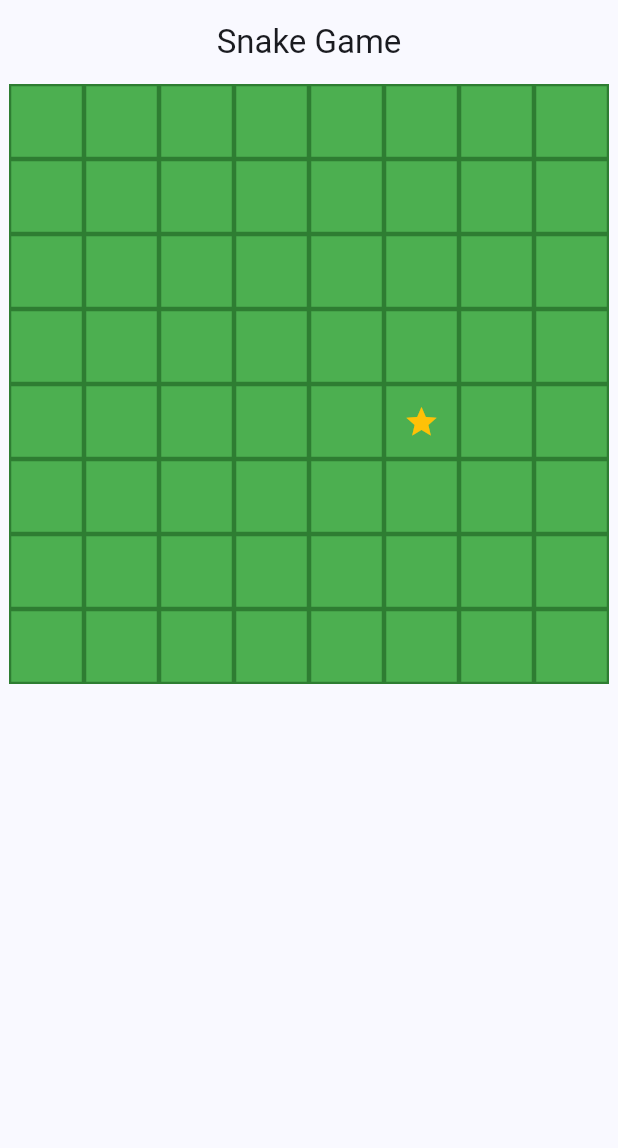
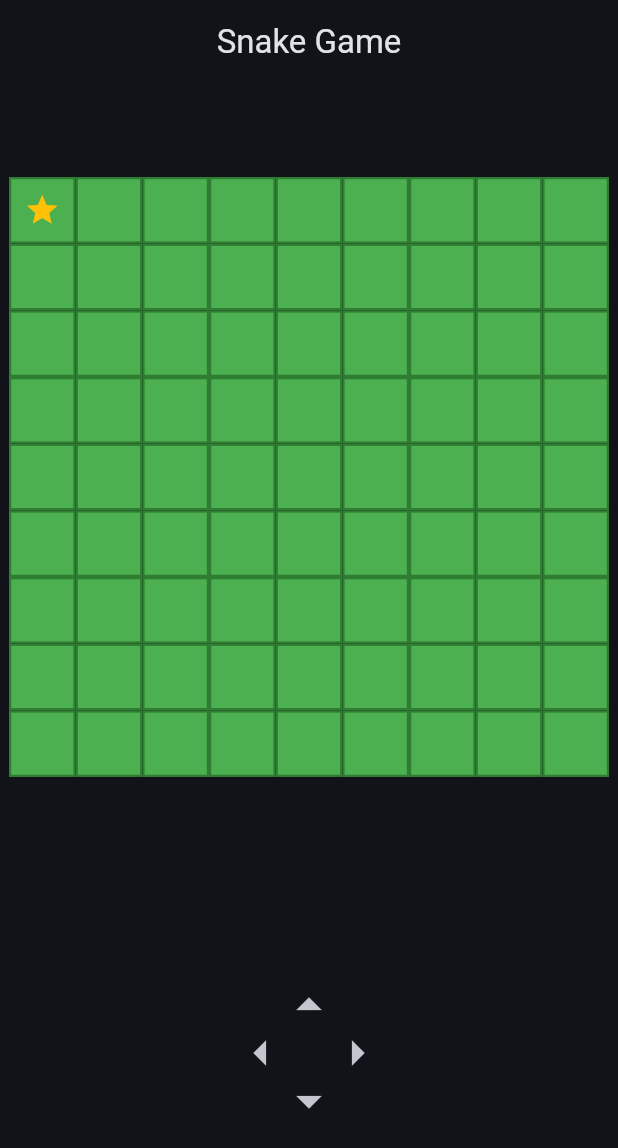
Before and after one commit to Samaara-Das/Snake-Game, a Flutter app: the screen it shows after launch, on a phone screen of 412 x 824 dp. Shown: the top 1148 px of the screen. Run offline on Flutter 3.47's test engine with Material 3 defaults, Android fonts, the phone set to English and light mode, and no system bars.

Commit message:
The snake can now move across the board.

```diff
--- a/lib/board.dart
+++ b/lib/board.dart
@@ -3,30 +3,42 @@ import 'package:provider/provider.dart';
 import 'game_provider.dart';
 import 'fruit.dart';
 
-class Board extends StatelessWidget {
+
+class Board extends StatefulWidget {
   int columns;
   int rows;
   late int totalSquares;
-  double width;
-  double height;
+  double size;
 
-  Board({super.key, required this.columns, required this.rows, required this.width, required this.height}) {
+  Board({super.key, required this.columns, required this.rows, required this.size}) {
     this.totalSquares = rows * columns;
+  }
+
+  @override
+  State<Board> createState() => _BoardState();
+}
+
+class _BoardState extends State<Board> {
+  @override
+  void initState() {
+    super.initState();
+    // Use WidgetsBinding.instance.addPostFrameCallback to run code after the first frame
+    WidgetsBinding.instance.addPostFrameCallback((_) {
+      context.read<GameProvider>().initializeGame();
+    });
   }
 
   @override
   Widget build(BuildContext context) {
     return Container(
-      width: width,
-      height: height,
+      width: widget.size,
+      height: widget.size,
       child: Consumer<GameProvider>(
         builder: (context, game, child) {
-          game.getRandomIndex(totalSquares);
-
           return GridView.builder(
-            physics: NeverScrollableScrollPhysics(),
-            gridDelegate: SliverGridDelegateWithFixedCrossAxisCount(crossAxisCount: columns),
-            itemCount: totalSquares,
+            physics: const NeverScrollableScrollPhysics(),
+            gridDelegate: SliverGridDelegateWithFixedCrossAxisCount(crossAxisCount: widget.columns),
+            itemCount: widget.totalSquares,
             itemBuilder: (context, index) {
               return Container(
                 decoration: BoxDecoration(
@@ -34,7 +46,7 @@ class Board extends StatelessWidget {
                   color: Colors.green,
                   border: Border.all(color: Colors.green.shade800, width: 1.5),
                 ),
-                child: game.fruitIndex == index ? Fruit() : null,
+                child: game.fruitIndex == index ? const Fruit() : game.snakeBody.contains(index) ? game.getSnakePart(index) : null,
               );
             },
           );
--- /dev/null
+++ b/lib/controls.dart
@@ -0,0 +1,61 @@
+import 'package:flutter/material.dart';
+
+class Controls extends StatelessWidget {
+  final VoidCallback onUpPressed;
+  final VoidCallback onDownPressed;
+  final VoidCallback onLeftPressed;
+  final VoidCallback onRightPressed;
+
+  const Controls({
+    Key? key,
+    required this.onUpPressed,
+    required this.onDownPressed,
+    required this.onLeftPressed,
+    required this.onRightPressed,
+  }) : super(key: key);
+
+  @override
+  Widget build(BuildContext context) {
+    return SizedBox(
+      height: 120,
+      width: 120,
+      child: Stack(
+        alignment: Alignment.center,
+        children: [
+          Positioned(
+            top: 0,
+            child: IconButton(
+              icon: Icon(Icons.arrow_drop_up),
+              iconSize: 40,
+              onPressed: onUpPressed,
+            ),
+          ),
+          Positioned(
+            bottom: 0,
+            child: IconButton(
+              icon: Icon(Icons.arrow_drop_down),
+              iconSize: 40,
+              onPressed: onDownPressed,
+            ),
+          ),
+          Positioned(
+            left: 0,
+            child: IconButton(
+              icon: Icon(Icons.arrow_left),
+              iconSize: 40,
+              onPressed: onLeftPressed,
+            ),
+          ),
+          Positioned(
+            right: 0,
+            child: IconButton(
+              icon: Icon(Icons.arrow_right),
+              iconSize: 40,
+              onPressed: onRightPressed,
+            ),
+          ),
+        ],
+      ),
+    );
+  }
+}
--- a/lib/main.dart
+++ b/lib/main.dart
@@ -5,7 +5,7 @@
 
 void main() {
   runApp(ChangeNotifierProvider(
-      create: (context) => GameProvider(),
+      create: (context) => GameProvider(columns: 9, rows: 9),
       child: const MyApp(),
     )
   );
@@ -21,7 +21,7 @@
       title: 'Snake Game',
       debugShowCheckedModeBanner: false,
       theme: ThemeData(
-        colorScheme: ColorScheme.fromSeed(seedColor: Colors.blueAccent),
+        colorScheme: ColorScheme.fromSeed(seedColor: Colors.blueAccent, brightness: Brightness.dark),
         useMaterial3: true,
       ),
       home: const SnakeGamePage(title: 'Snake Game'),
--- a/lib/snake_game_page.dart
+++ b/lib/snake_game_page.dart
@@ -1,6 +1,7 @@
 import 'package:flutter/material.dart';
 import 'board.dart';
 import 'game_provider.dart';
+import 'controls.dart';
 import 'package:provider/provider.dart';
 
 class SnakeGamePage extends StatefulWidget {
@@ -20,9 +21,15 @@ class _SnakeGamePageState extends State<SnakeGamePage> {
       body: Center(
         child: Consumer<GameProvider>(
           builder: (context, game, child) => Column(
+            mainAxisAlignment: MainAxisAlignment.spaceAround,
             children: [
-              Board(columns: 8, rows: 8, width: 400, height: 400),
-
+              Board(columns: game.columns, rows: game.columns, size:400),
+              Controls(
+                  onUpPressed: () => game.changeDirection(Direction.Up),
+                  onDownPressed: () => game.changeDirection(Direction.Down),
+                  onLeftPressed: () => game.changeDirection(Direction.Left),
+                  onRightPressed: () => game.changeDirection(Direction.Right)
+              )
             ],
           ),
         )
```
Also changed, not shown: lib/game_provider.dart (+80 -2 lines), lib/snake.dart (added, +29 -0 lines).
